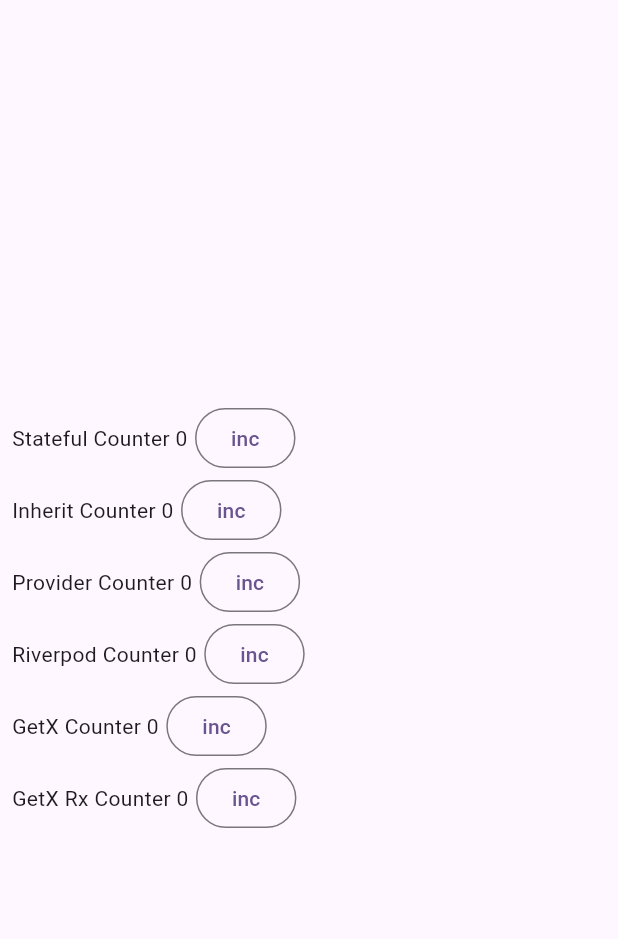
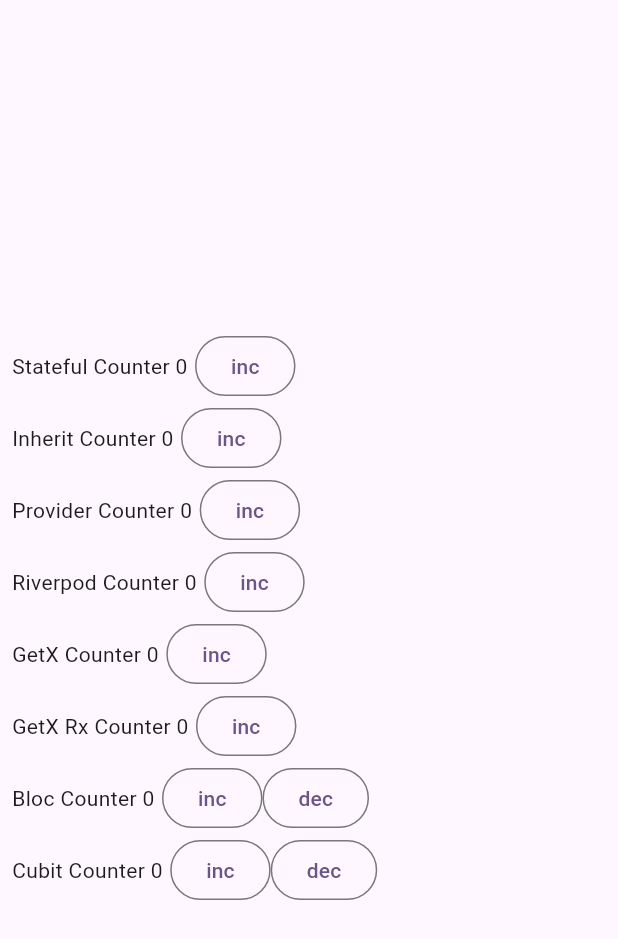
Before and after one commit to Rustemik/state_management, a Flutter app: the screen it shows after launch, on a phone screen of 412 x 824 dp. Shown: the top 939 px of the screen. Run offline on Flutter 3.47's test engine with Material 3 defaults, Android fonts, the phone set to English and light mode, and no system bars; our stand-ins replace bloc, flutter_bloc, flutter_riverpod, get.

Commit message:
+ State Management p3 BloC (BloC counter, Cubit counter)

```diff
--- a/lib/counter_page.dart
+++ b/lib/counter_page.dart
@@ -1,15 +1,18 @@
 import 'package:flutter/material.dart';
 import 'package:provider/provider.dart';
-import 'package:state_management/counter_getx.dart';
-import 'package:state_management/counter_getx_rx.dart';
-import 'package:state_management/counter_riverpod.dart';
-import 'package:state_management/models/counter_model.dart';
-import 'package:state_management/counter_provider.dart';
-import 'package:state_management/inherited.dart';
-import 'package:state_management/stateful_counter.dart';
+import 'package:state_management/impl/bloc/counter_bloc.dart';
+import 'package:state_management/impl/counter_bloc_w.dart';
+import 'package:state_management/impl/counter_cubit_w.dart';
+import 'package:state_management/impl/counter_getx.dart';
+import 'package:state_management/impl/counter_getx_rx.dart';
+import 'package:state_management/impl/counter_riverpod.dart';
+import 'package:state_management/impl/models/counter_model.dart';
+import 'package:state_management/impl/counter_provider.dart';
+import 'package:state_management/impl/inherited.dart';
+import 'package:state_management/impl/stateful_counter.dart';
 
 class CounterPage extends StatelessWidget {
-  const CounterPage({super.key});
+  CounterPage({super.key});
 
   @override
   Widget build(BuildContext context) {
@@ -29,6 +32,8 @@ class CounterPage extends StatelessWidget {
               RiverpodCounter(),
               CounterGetx(),
               CounterGetxRx(),
+              CounterBlocW(),
+              CounterCubitW(),
             ],
           ),
         ),
--- /dev/null
+++ b/lib/impl/bloc/counter_bloc.dart
@@ -0,0 +1,21 @@
+import 'package:flutter_bloc/flutter_bloc.dart';
+
+part 'counter_event.dart';
+part 'counter_state.dart';
+
+//обработчик бизнес логики
+
+class CounterBloc extends Bloc<CounterEvent, CounterState> {
+  CounterBloc() : super(CounterInitial()) {
+    on<CounterIncEvent>((event, emit) {
+      emit(CounterChanged(state.counter + 1));
+    });
+
+    on<CounterDecEvent>((event, emit) {
+      var newStateValue = state.counter - 1;
+      if (newStateValue < 0) return;
+      var newState = CounterChanged(newStateValue);
+      emit(newState);
+    });
+  }
+}
--- /dev/null
+++ b/lib/impl/bloc/counter_event.dart
@@ -0,0 +1,11 @@
+part of 'counter_bloc.dart';
+
+//события
+
+sealed class CounterEvent {}
+
+//событие о том что counter увеличился на единицу
+class CounterIncEvent extends CounterEvent {}
+
+//событие о том что counter уменьшился на единицу
+class CounterDecEvent extends CounterEvent {}
--- /dev/null
+++ b/lib/impl/bloc/counter_state.dart
@@ -0,0 +1,15 @@
+part of 'counter_bloc.dart';
+
+//состояние
+
+sealed class CounterState {
+  int counter = 0;
+}
+
+final class CounterInitial extends CounterState {}
+
+final class CounterChanged extends CounterState {
+  CounterChanged(int newValue) {
+    counter = newValue;
+  }
+}
--- /dev/null
+++ b/lib/impl/counter_bloc_w.dart
@@ -0,0 +1,36 @@
+import 'package:flutter/material.dart';
+import 'package:flutter_bloc/flutter_bloc.dart';
+import 'package:state_management/impl/bloc/counter_bloc.dart';
+
+class CounterBlocW extends StatelessWidget {
+  CounterBloc bloc = CounterBloc();
+
+  CounterBlocW({super.key});
+
+  @override
+  Widget build(BuildContext context) {
+    return Row(
+      children: [
+        BlocBuilder<CounterBloc, CounterState>(
+          bloc: bloc,
+          builder: (context, state) {
+            return Text('Bloc Counter ${state.counter}');
+          },
+        ),
+        SizedBox(width: 5),
+        OutlinedButton(
+          child: Text('inc'),
+          onPressed: () {
+            bloc.add(CounterIncEvent());
+          },
+        ),
+        OutlinedButton(
+          child: Text('dec'),
+          onPressed: () {
+            bloc.add(CounterDecEvent());
+          },
+        ),
+      ],
+    );
+  }
+}
--- /dev/null
+++ b/lib/impl/counter_cubit_w.dart
@@ -0,0 +1,36 @@
+import 'package:flutter/material.dart';
+import 'package:flutter_bloc/flutter_bloc.dart';
+import 'package:state_management/impl/cubit/counter_cubit.dart';
+
+class CounterCubitW extends StatelessWidget {
+  CounterCubit cubit = CounterCubit();
+
+  CounterCubitW({super.key});
+
+  @override
+  Widget build(BuildContext context) {
+    return Row(
+      children: [
+        BlocBuilder<CounterCubit, CounterState>(
+          bloc: cubit,
+          builder: (context, state) {
+            return Text('Cubit Counter ${state.counter}');
+          },
+        ),
+        SizedBox(width: 5),
+        OutlinedButton(
+          child: Text('inc'),
+          onPressed: () {
+            cubit.inc();
+          },
+        ),
+        OutlinedButton(
+          child: Text('dec'),
+          onPressed: () {
+            cubit.dec();
+          },
+        ),
+      ],
+    );
+  }
+}
--- a/lib/counter_getx.dart
+++ b/lib/impl/counter_getx.dart
@@ -1,6 +1,6 @@
 import 'package:flutter/material.dart';
 import 'package:get/get.dart';
-import 'package:state_management/models/counter_controller.dart';
+import 'package:state_management/impl/models/counter_controller.dart';
 
 class CounterGetx extends StatelessWidget {
   final controller = Get.put(CounterController());
--- a/lib/counter_getx_rx.dart
+++ b/lib/impl/counter_getx_rx.dart
@@ -1,6 +1,6 @@
 import 'package:flutter/material.dart';
 import 'package:get/get.dart';
-import 'package:state_management/models/counter_controller.dart';
+import 'package:state_management/impl/models/counter_controller.dart';
 
 class CounterGetxRx extends StatelessWidget {
   final controller = Get.put(CounterController());
--- a/lib/counter_provider.dart
+++ b/lib/impl/counter_provider.dart
@@ -1,6 +1,6 @@
 import 'package:flutter/material.dart';
 import 'package:provider/provider.dart';
-import 'package:state_management/models/counter_model.dart';
+import 'package:state_management/impl/models/counter_model.dart';
 
 class ProviderCounter extends StatelessWidget {
   const ProviderCounter({super.key});
--- a/lib/counter_riverpod.dart
+++ b/lib/impl/counter_riverpod.dart
@@ -1,6 +1,6 @@
 import 'package:flutter/material.dart';
 import 'package:flutter_riverpod/flutter_riverpod.dart';
-import 'package:state_management/models/counter_model_riverpod.dart';
+import 'package:state_management/impl/models/counter_model_riverpod.dart';
 
 class RiverpodCounter extends ConsumerWidget {
   const RiverpodCounter({super.key});
--- /dev/null
+++ b/lib/impl/cubit/counter_cubit.dart
@@ -0,0 +1,18 @@
+import 'package:bloc/bloc.dart';
+import 'package:meta/meta.dart';
+
+part 'counter_state.dart';
+
+class CounterCubit extends Cubit<CounterState> {
+  CounterCubit() : super(CounterInitial());
+
+  void inc() {
+    emit(CounterChanged(state.counter + 1));
+  }
+
+  void dec() {
+    var newValue = state.counter - 1;
+    if (newValue < 0) return;
+    emit(CounterChanged(newValue));
+  }
+}
--- /dev/null
+++ b/lib/impl/cubit/counter_state.dart
@@ -0,0 +1,13 @@
+part of 'counter_cubit.dart';
+
+sealed class CounterState {
+  int counter = 0;
+}
+
+final class CounterInitial extends CounterState {}
+
+final class CounterChanged extends CounterState {
+  CounterChanged(int newValue) {
+    counter = newValue;
+  }
+}
--- a/pubspec.yaml
+++ b/pubspec.yaml
@@ -38,6 +38,7 @@ dependencies:
   provider: ^6.1.4
   flutter_riverpod: ^2.6.1
   get: ^4.7.2
+  flutter_bloc: ^9.1.1
 
 dev_dependencies:
   flutter_test:
```
Also changed, not shown: lib/impl/inherited.dart (renamed from lib/inherited.dart), lib/impl/models/counter_controller.dart (renamed from lib/models/counter_controller.dart), lib/impl/models/counter_model.dart (renamed from lib/models/counter_model.dart), lib/impl/models/counter_model_riverpod.dart (renamed from lib/models/counter_model_riverpod.dart), lib/impl/stateful_counter.dart (renamed from lib/stateful_counter.dart), pubspec.lock.
